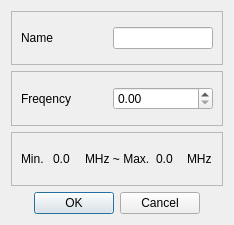
Old version of the form CaX/dialog/addradiodialog.ui in the repository fsest4u/CaX_03.
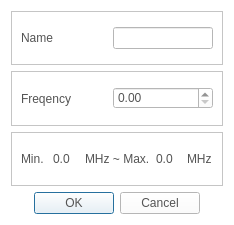
New version of the form.

Commit message: [dialog] apply to style

What changed in the file:
```diff
--- a/CaX/dialog/addradiodialog.ui
+++ b/CaX/dialog/addradiodialog.ui
@@ -13,6 +13,32 @@
   <property name="windowTitle">
    <string>Dialog</string>
   </property>
+  <property name="styleSheet">
+   <string notr="true">QLabel
+{
+	color: rgb(84, 84, 84);
+	font: 14pt &quot;Segoe UI&quot;;
+}
+QPushButton
+{
+	color: rgb(84, 84, 84);
+	font: 14pt &quot;Segoe UI&quot;;
+}
+QLineEdit
+{
+	color: rgb(84, 84, 84);
+	font: 14pt &quot;Segoe UI&quot;;
+}
+QDoubleSpinBox
+{
+	color: rgb(84, 84, 84);
+	font: 14pt &quot;Segoe UI&quot;;
+}
+QWidget
+{
+	background-color: rgb(255, 255, 255);
+}</string>
+  </property>
   <layout class="QGridLayout" name="gridLayout">
    <item row="1" column="0">
     <widget class="QFrame" name="frame_2">
```
The commit also changes 7 other files.
